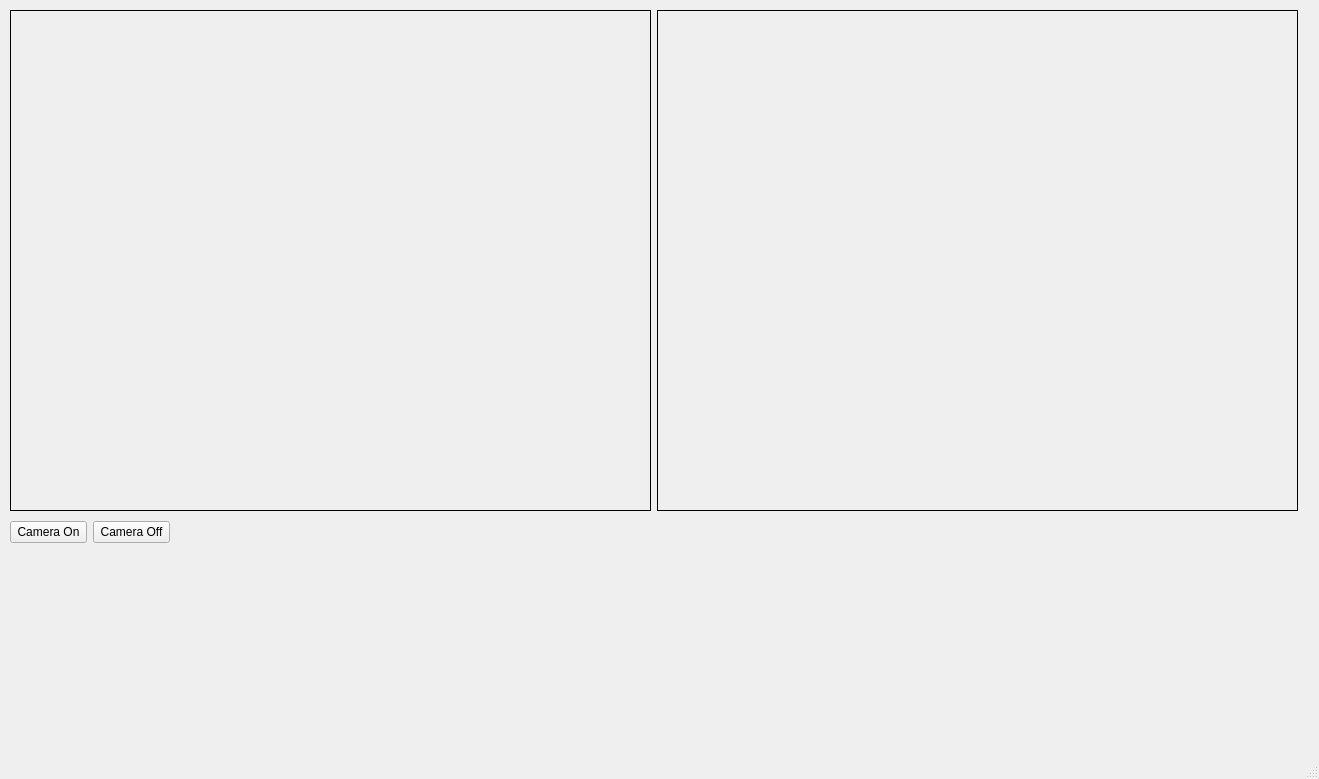
Old version of the form mainWindow.ui in the repository noliveira9822/MEEC_1920_LI2_G4.
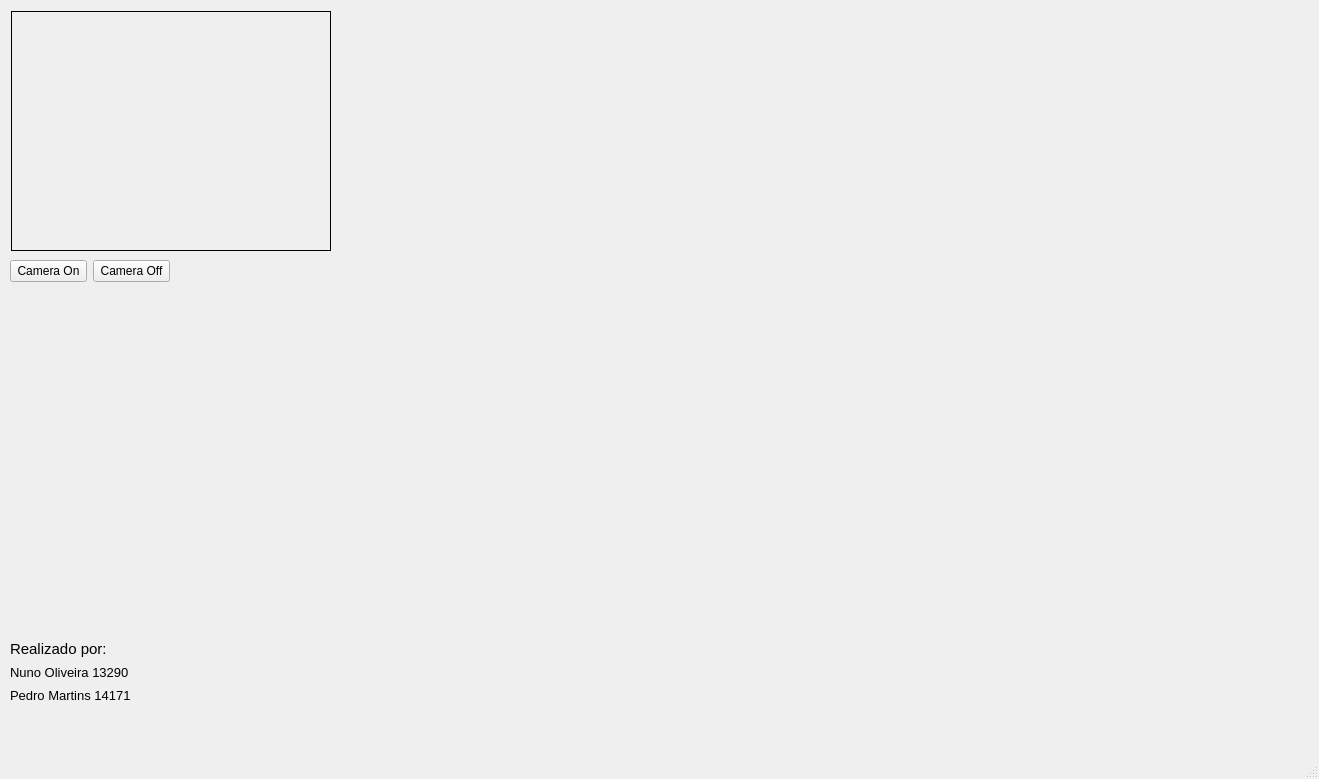
New version of the form.

Commit message: Updated UI Threshold no nivel de certeza da pessoa identificada

```diff
--- a/mainWindow.ui
+++ b/mainWindow.ui
@@ -18,14 +18,55 @@
     <property name="geometry">
      <rect>
       <x>10</x>
-      <y>10</y>
-      <width>1288</width>
-      <height>501</height>
+      <y>260</y>
+      <width>160</width>
+      <height>65</height>
      </rect>
     </property>
-    <layout class="QHBoxLayout" name="horizontalLayout_2">
+    <layout class="QVBoxLayout" name="verticalLayout">
      <item>
+      <layout class="QHBoxLayout" name="horizontalLayout">
+       <item>
+        <widget class="QPushButton" name="button_cameraOn">
+         <property name="text">
+          <string>Camera On</string>
+         </property>
+        </widget>
+       </item>
+       <item>
+        <widget class="QPushButton" name="button_cameraOff">
+         <property name="text">
+          <string>Camera Off</string>
+         </property>
+        </widget>
+       </item>
+      </layout>
+     </item>
+     <item>
+      <widget class="QLabel" name="status">
+       <property name="text">
+        <string/>
+       </property>
+      </widget>
+     </item>
+     <item>
+      <widget class="QLabel" name="certeza">
+       <property name="text">
+        <string/>
+       </property>
+      </widget>
+     </item>
+    </layout>
+   </widget>
       <widget class="QLabel" name="image_input">
+    <property name="geometry">
+     <rect>
+      <x>11</x>
+      <y>11</y>
+      <width>320</width>
+      <height>240</height>
+     </rect>
+    </property>
        <property name="sizePolicy">
         <sizepolicy hsizetype="Preferred" vsizetype="Preferred">
          <horstretch>0</horstretch>
@@ -34,8 +75,8 @@
        </property>
        <property name="minimumSize">
         <size>
-         <width>640</width>
-         <height>480</height>
+      <width>320</width>
+      <height>240</height>
         </size>
        </property>
        <property name="baseSize">
@@ -50,58 +91,50 @@
        <property name="text">
         <string/>
        </property>
-      </widget>
-     </item>
-     <item>
-      <widget class="QLabel" name="image_crop">
-       <property name="minimumSize">
-        <size>
-         <width>640</width>
-         <height>480</height>
-        </size>
-       </property>
-       <property name="frameShape">
-        <enum>QFrame::Box</enum>
-       </property>
-       <property name="text">
-        <string/>
-       </property>
-      </widget>
-     </item>
-    </layout>
    </widget>
    <widget class="QWidget" name="">
     <property name="geometry">
      <rect>
       <x>10</x>
-      <y>521</y>
-      <width>160</width>
-      <height>46</height>
+      <y>640</y>
+      <width>120</width>
+      <height>64</height>
      </rect>
     </property>
-    <layout class="QVBoxLayout" name="verticalLayout">
+    <layout class="QVBoxLayout" name="verticalLayout_2">
      <item>
-      <layout class="QHBoxLayout" name="horizontalLayout">
-       <item>
-        <widget class="QPushButton" name="button_cameraOn">
+      <widget class="QLabel" name="label">
+       <property name="font">
+        <font>
+         <pointsize>11</pointsize>
+        </font>
+       </property>
          <property name="text">
-          <string>Camera On</string>
+        <string>Realizado por:</string>
          </property>
         </widget>
        </item>
        <item>
-        <widget class="QPushButton" name="button_cameraOff">
+      <widget class="QLabel" name="label_2">
+       <property name="font">
+        <font>
+         <pointsize>10</pointsize>
+        </font>
+       </property>
          <property name="text">
-          <string>Camera Off</string>
+        <string>Nuno Oliveira 13290</string>
          </property>
         </widget>
        </item>
-      </layout>
-     </item>
      <item>
-      <widget class="QLabel" name="status">
+      <widget class="QLabel" name="label_3">
+       <property name="font">
+        <font>
+         <pointsize>10</pointsize>
+        </font>
+       </property>
        <property name="text">
-        <string/>
+        <string>Pedro Martins 14171</string>
        </property>
       </widget>
      </item>
```
Left out of the diff: 4 changed lines with no effect on the pictures. Lines whose indentation alone changed are shown as unchanged. The commit also changes 1 other file.
